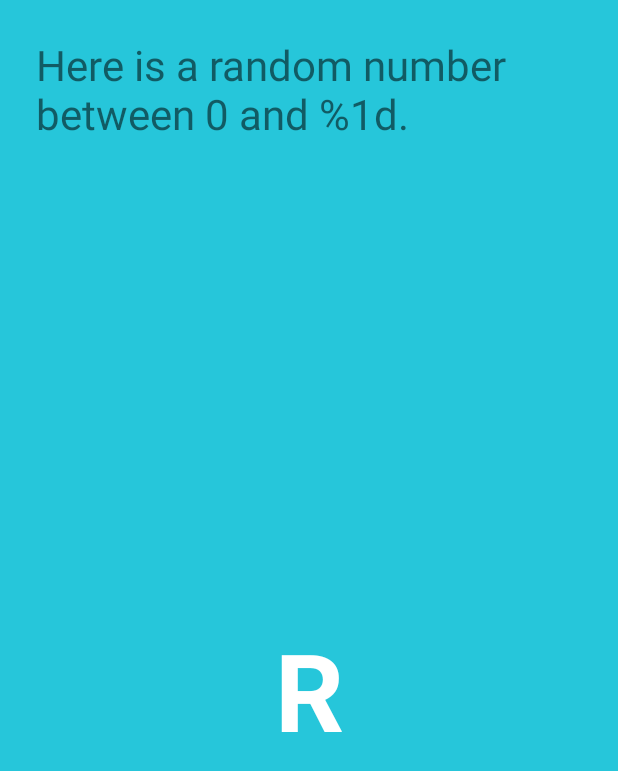
After one commit to yoheikikuta/AndroidMyFirstApp, an Android app: the layout activity_second.xml on its own in the app's theme, with its tools: preview values and no code run, on a phone screen of 412 x 824 dp. The commit adds this screen. Shown: the top 771 px of the screen. Run offline under Robolectric (Android 15) with nearby library versions, the phone set to English and light mode, and no system bars.

Commit message:
Add second activity
At this stage it just shows fixed character.

```diff
--- a/app/build.gradle
+++ b/app/build.gradle
@@ -24,7 +24,7 @@ android {
 
 dependencies {
     implementation fileTree(dir: 'libs', include: ['*.jar'])
-    implementation"org.jetbrains.kotlin:kotlin-stdlib-jdk7:$kotlin_version"
+    implementation "org.jetbrains.kotlin:kotlin-stdlib-jdk7:$kotlin_version"
     implementation 'com.android.support:appcompat-v7:28.0.0'
     implementation 'com.android.support.constraint:constraint-layout:1.1.3'
     testImplementation 'junit:junit:4.12'
--- a/app/src/main/AndroidManifest.xml
+++ b/app/src/main/AndroidManifest.xml
@@ -9,6 +9,8 @@
             android:roundIcon="@mipmap/ic_launcher_round"
             android:supportsRtl="true"
             android:theme="@style/AppTheme">
+        <activity android:name=".SecondActivity">
+        </activity>
         <activity android:name=".MainActivity">
             <intent-filter>
                 <action android:name="android.intent.action.MAIN"/>
--- a/app/src/main/java/my/example/myfirstapp/MainActivity.kt
+++ b/app/src/main/java/my/example/myfirstapp/MainActivity.kt
@@ -1,5 +1,6 @@
 package my.example.myfirstapp
 
+import android.content.Intent
 import android.support.v7.app.AppCompatActivity
 import android.os.Bundle
 import android.view.View
@@ -33,4 +34,12 @@ class MainActivity : AppCompatActivity() {
         // Display the new value in the text view.
         showCountTextView.text = count.toString();
     }
+
+    fun randomMe(view: View) {
+        // Create an Intent to start the second activity.
+        val randomIntent = Intent(this, SecondActivity::class.java)
+
+        // Start the new activity.
+        startActivity(randomIntent)
+    }
 }
--- a/app/src/main/res/layout/activity_main.xml
+++ b/app/src/main/res/layout/activity_main.xml
@@ -59,6 +59,7 @@
             app:layout_constraintBottom_toBottomOf="parent"
             app:layout_constraintEnd_toEndOf="parent"
             android:layout_marginEnd="24dp"
-            android:background="@color/buttonBackground"/>
+            android:background="@color/buttonBackground"
+            android:onClick="randomMe"/>
 
 </android.support.constraint.ConstraintLayout>
--- /dev/null
+++ b/app/src/main/res/layout/activity_second.xml
@@ -0,0 +1,38 @@
+<?xml version="1.0" encoding="utf-8"?>
+<android.support.constraint.ConstraintLayout
+        xmlns:android="http://schemas.android.com/apk/res/android"
+        xmlns:tools="http://schemas.android.com/tools"
+        xmlns:app="http://schemas.android.com/apk/res-auto"
+        android:layout_width="match_parent"
+        android:layout_height="match_parent"
+        tools:context=".SecondActivity" android:background="@color/screenBackground2">
+
+    <TextView
+            android:text="@string/random_handling"
+            android:layout_width="0dp"
+            android:layout_height="wrap_content"
+            android:id="@+id/textview_label"
+            android:layout_marginTop="24dp"
+            app:layout_constraintTop_toTopOf="parent"
+            app:layout_constraintStart_toStartOf="parent"
+            android:layout_marginStart="24dp"
+            app:layout_constraintEnd_toEndOf="parent"
+            android:layout_marginEnd="24dp"
+            android:textSize="28sp"/>
+    <TextView
+            android:text="R"
+            android:layout_width="wrap_content"
+            android:layout_height="wrap_content"
+            android:id="@+id/textview_random"
+            android:layout_marginTop="8dp"
+            app:layout_constraintTop_toBottomOf="@+id/textview_label"
+            android:layout_marginBottom="8dp"
+            app:layout_constraintBottom_toBottomOf="parent"
+            app:layout_constraintStart_toStartOf="parent"
+            android:layout_marginStart="24dp"
+            app:layout_constraintEnd_toEndOf="parent"
+            android:layout_marginEnd="24dp"
+            android:textSize="72sp"
+            android:textStyle="bold"
+            android:textColor="@android:color/white"/>
+</android.support.constraint.ConstraintLayout>
--- a/app/src/main/res/values/colors.xml
+++ b/app/src/main/res/values/colors.xml
@@ -5,4 +5,5 @@
     <color name="colorAccent">#D81B60</color>
     <color name="screenBackground">#2196F3</color>
     <color name="buttonBackground">#BBDEFB</color>
+    <color name="screenBackground2">#26C6DA</color>
 </resources>
--- a/app/src/main/res/values/strings.xml
+++ b/app/src/main/res/values/strings.xml
@@ -1,4 +1,5 @@
 <resources>
     <string name="app_name">My First App</string>
     <string name="hello_world_text">0</string>
+    <string name="random_handling">Here is a random number between 0 and %1d.</string>
 </resources>
```
